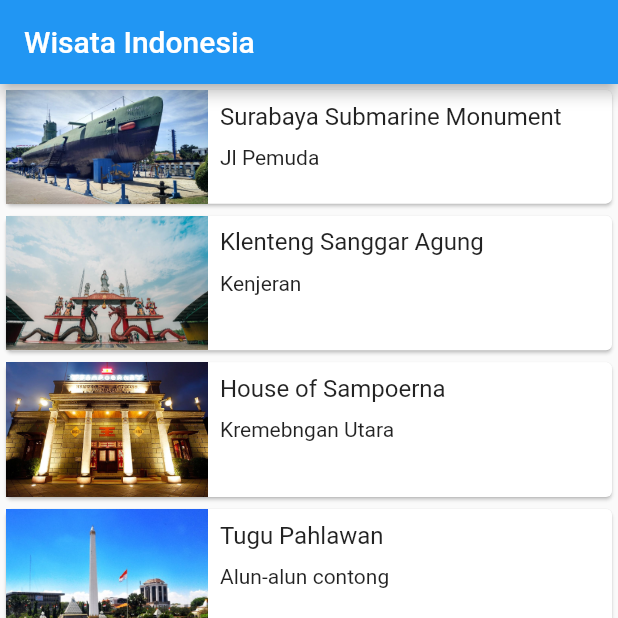
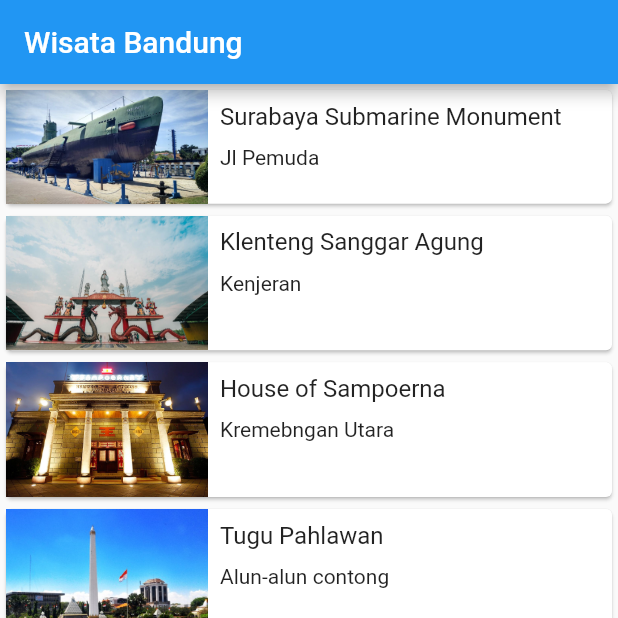
Before and after one commit to alanhidayat33/flutter_layout, a Flutter app: the screen it shows after launch, on a phone screen of 412 x 824 dp, the top half of it. Run offline on Flutter 3.47's test engine with Material 2 defaults, Android fonts, the phone set to English and light mode, and no system bars.

Commit message:
push final2

```diff
--- a/lib/main_screen_latiahnpt2.dart
+++ b/lib/main_screen_latiahnpt2.dart
@@ -9,7 +9,7 @@ class MainScreen extends StatelessWidget {
   Widget build(BuildContext context) {
     return Scaffold(
       appBar: AppBar(
-        title: Text("Wisata Indonesia"),
+        title: Text("Wisata Bandung"),
       ),
       body: ListView.builder(
         itemBuilder: (context, index) {
```
